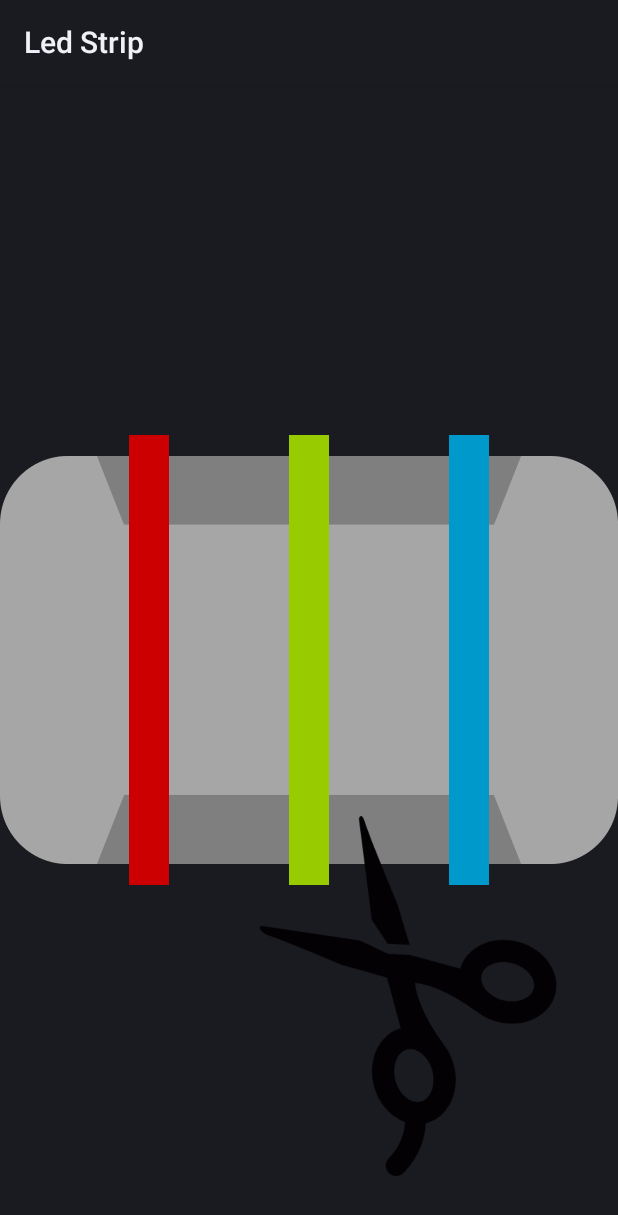
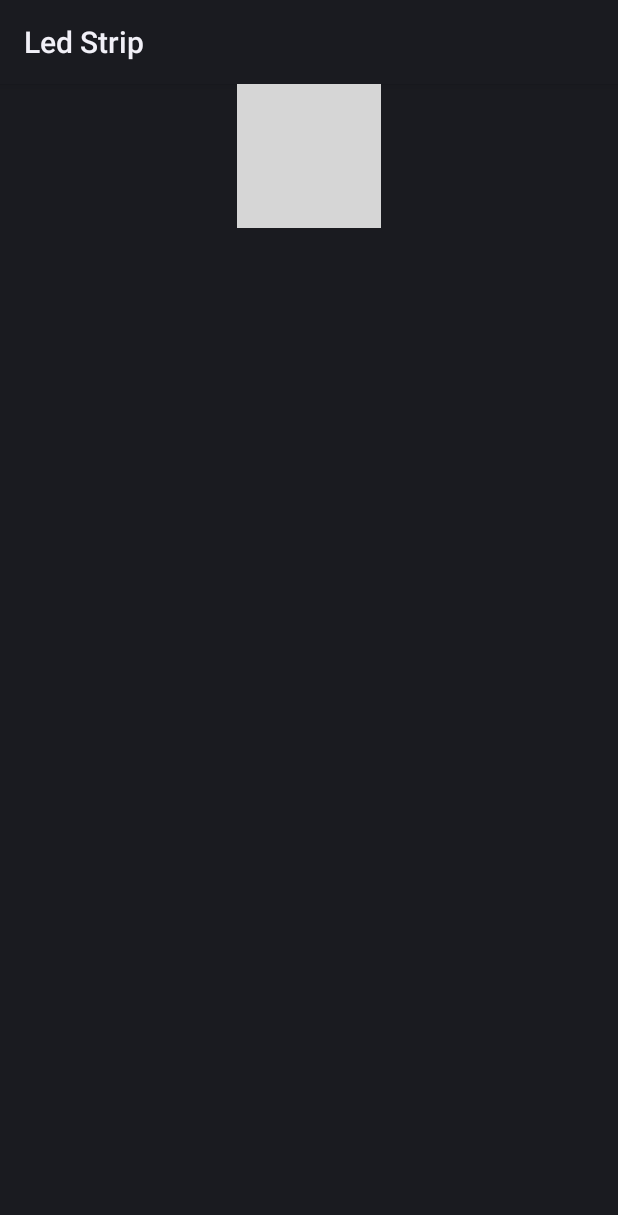
Before and after one commit to persona0220/DWG2018_AndroidThings, an Android app: the screen it shows after launch (MainActivity), on a phone screen of 412 x 824 dp. Shown: the top 1215 px of the screen. Run offline under Robolectric (Android 15) with nearby library versions, the phone set to English and light mode, and no system bars; libraries missing offline, so code that uses them is left out: com.google.android.things; 15 statements that could not run were skipped; grey boxes are pictures that could not be loaded.

Commit message:
Update activity_main.xml
Hey Lovya

```diff
--- a/apps/src/main/res/layout/activity_main.xml
+++ b/apps/src/main/res/layout/activity_main.xml
@@ -10,7 +10,7 @@
         android:layout_height="wrap_content"
         android:layout_alignParentTop="true"
         android:layout_centerHorizontal="true"
-        android:src="@drawable/g_back"
+        android:src="@drawable/g_startt"
         android:visibility="visible" />
 
     <LinearLayout
@@ -27,7 +27,8 @@
             android:layout_gravity="left"
             android:layout_weight="1"
             android:background="@android:color/holo_red_dark"
-            android:orientation="horizontal" />
+            android:orientation="horizontal"
+            android:visibility="invisible"/>
 
         <ImageButton
             android:id="@+id/img_wire2"
@@ -38,7 +39,8 @@
             android:layout_marginRight="80dp"
             android:layout_weight="1"
             android:background="@android:color/holo_green_light"
-            android:orientation="horizontal" />
+            android:orientation="horizontal"
+            android:visibility="invisible"/>
 
         <ImageButton
             android:id="@+id/img_wire3"
@@ -47,11 +49,8 @@
             android:layout_gravity="right"
             android:layout_weight="1"
             android:background="@android:color/holo_blue_dark"
-            android:orientation="horizontal" />
-
-
-
-
+            android:orientation="horizontal"
+            android:visibility="invisible"/>
     </LinearLayout>
 
     <ImageView
@@ -62,7 +61,8 @@
         android:layout_alignParentEnd="true"
         android:paddingBottom="20dp"
         android:paddingRight="20dp"
-        android:src="@drawable/g_sci" />
+        android:src="@drawable/g_sci"
+        android:visibility="invisible"/>
 
 
 </RelativeLayout>
```
